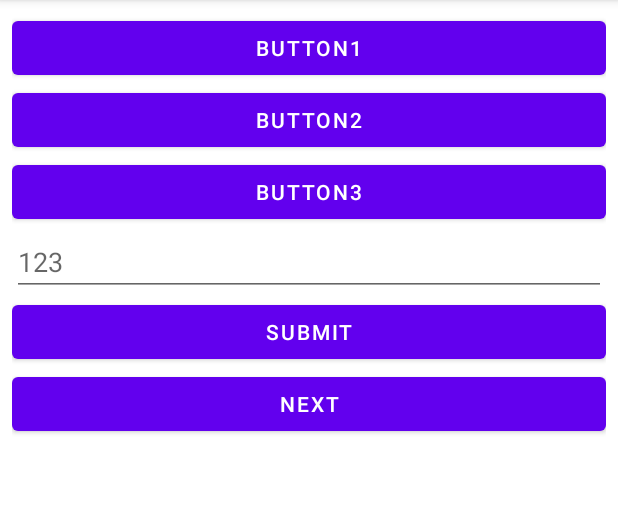
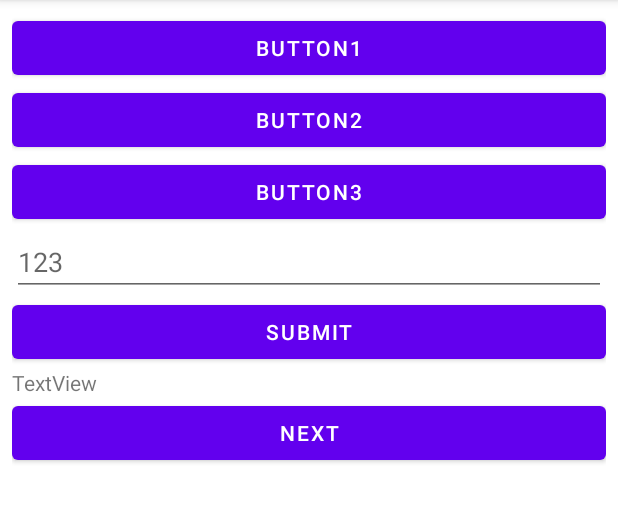
Before and after one commit to qq343852323/WeatherTactonExperiment, an Android app: the EstimationFragment1 screen opened through its navigation route, on a phone screen of 412 x 824 dp, the part 84-607 px from its top. Run offline under Robolectric (Android 15) with nearby library versions, the light colour scheme and no system bars.

```diff
--- a/app/src/main/AndroidManifest.xml
+++ b/app/src/main/AndroidManifest.xml
@@ -5,6 +5,7 @@
     <uses-permission android:name="android.permission.WRITE_EXTERNAL_STORAGE" />
     <uses-permission android:name="android.permission.MANAGE_EXTERNAL_STORAGE" />
     <uses-permission android:name="android.permission.VIBRATE" />
+    <uses-permission android:name="android.permission.MODIFY_AUDIO_SETTINGS"></uses-permission>
 
     <application
         android:allowBackup="true"
--- a/app/src/main/res/layout/estimation_fragment1.xml
+++ b/app/src/main/res/layout/estimation_fragment1.xml
@@ -41,9 +41,17 @@
         android:layout_height="wrap_content"
         android:text="submit" />
 
+    <TextView
+        android:id="@+id/warnmsg"
+        android:layout_width="match_parent"
+        android:layout_height="wrap_content"
+        android:text="TextView" />
+
     <Button
         android:id="@+id/estimation1_next_button"
         android:layout_width="match_parent"
         android:layout_height="wrap_content"
         android:text="next" />
+
+
 </LinearLayout>
--- a/app/src/main/res/values/strings.xml
+++ b/app/src/main/res/values/strings.xml
@@ -1,3 +1,8 @@
 <resources>
     <string name="app_name">WeatherTactonExperiment</string>
+    <string-array name="levels_array">
+        <item>High</item>
+        <item>Medium</item>
+        <item>Low</item>
+    </string-array>
 </resources>
--- a/build.gradle
+++ b/build.gradle
@@ -5,7 +5,7 @@ buildscript {
         mavenCentral()
     }
     dependencies {
-        classpath "com.android.tools.build:gradle:7.1.0-alpha02"
+        classpath 'com.android.tools.build:gradle:7.1.0-alpha03'
         classpath "org.jetbrains.kotlin:kotlin-gradle-plugin:1.5.10"
 
         // NOTE: Do not place your application dependencies here; they belong
```
Also changed, not shown: app/src/main/java/com/example/weathertactonexperiment/EstimationFragment1.kt (+85 -5 lines), app/src/main/java/com/example/weathertactonexperiment/EstimationFragment2.kt (+12 -0 lines), app/src/main/java/com/example/weathertactonexperiment/EstimationFragment3.kt (+13 -1 lines).
